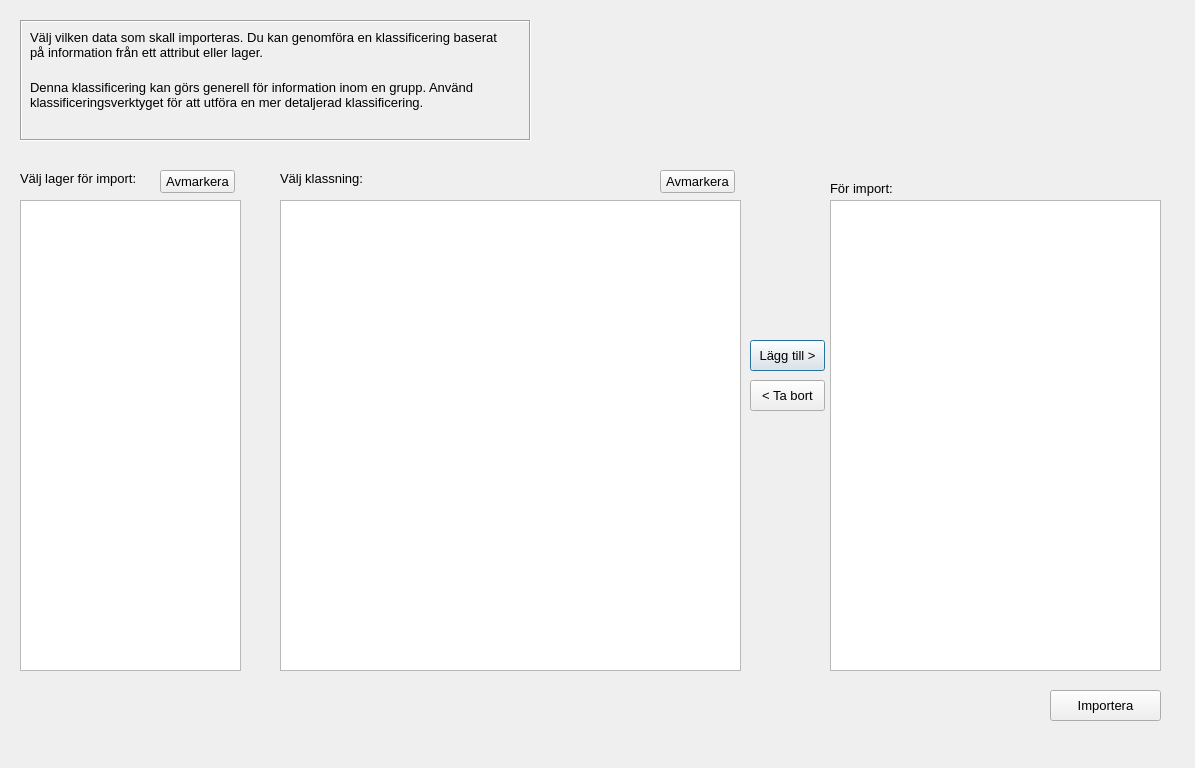
Qt form ui/layer_selector.ui (co-city/QGYF) before a commit.
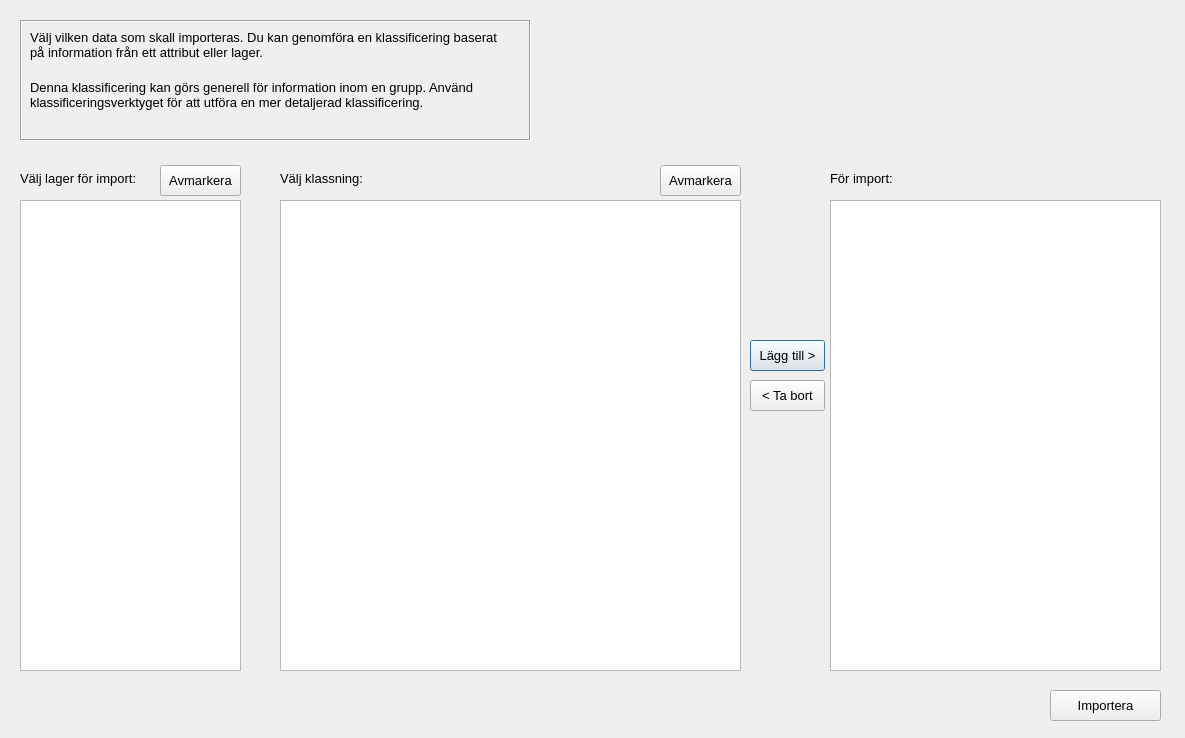
The same form after that commit. Icons and pictures are not drawn.

Commit message: Fix classification error from import. Edit some layout details.

The edit to the form file:
```diff
--- a/ui/layer_selector.ui
+++ b/ui/layer_selector.ui
@@ -6,8 +6,8 @@
    <rect>
     <x>0</x>
     <y>0</y>
-    <width>1195</width>
-    <height>768</height>
+    <width>1185</width>
+    <height>738</height>
    </rect>
   </property>
   <property name="font">
@@ -119,7 +119,7 @@
    <property name="geometry">
     <rect>
      <x>830</x>
-     <y>180</y>
+     <y>170</y>
      <width>81</width>
      <height>16</height>
     </rect>
@@ -281,9 +281,9 @@
    <property name="geometry">
     <rect>
      <x>160</x>
-     <y>170</y>
-     <width>75</width>
-     <height>23</height>
+     <y>165</y>
+     <width>81</width>
+     <height>31</height>
     </rect>
    </property>
    <property name="text">
@@ -294,9 +294,9 @@
    <property name="geometry">
     <rect>
      <x>660</x>
-     <y>170</y>
-     <width>75</width>
-     <height>23</height>
+     <y>165</y>
+     <width>81</width>
+     <height>31</height>
     </rect>
    </property>
    <property name="text">
```
Left out of the diff: 16 changed lines with no effect on the pictures. The commit also changes 4 other files.
